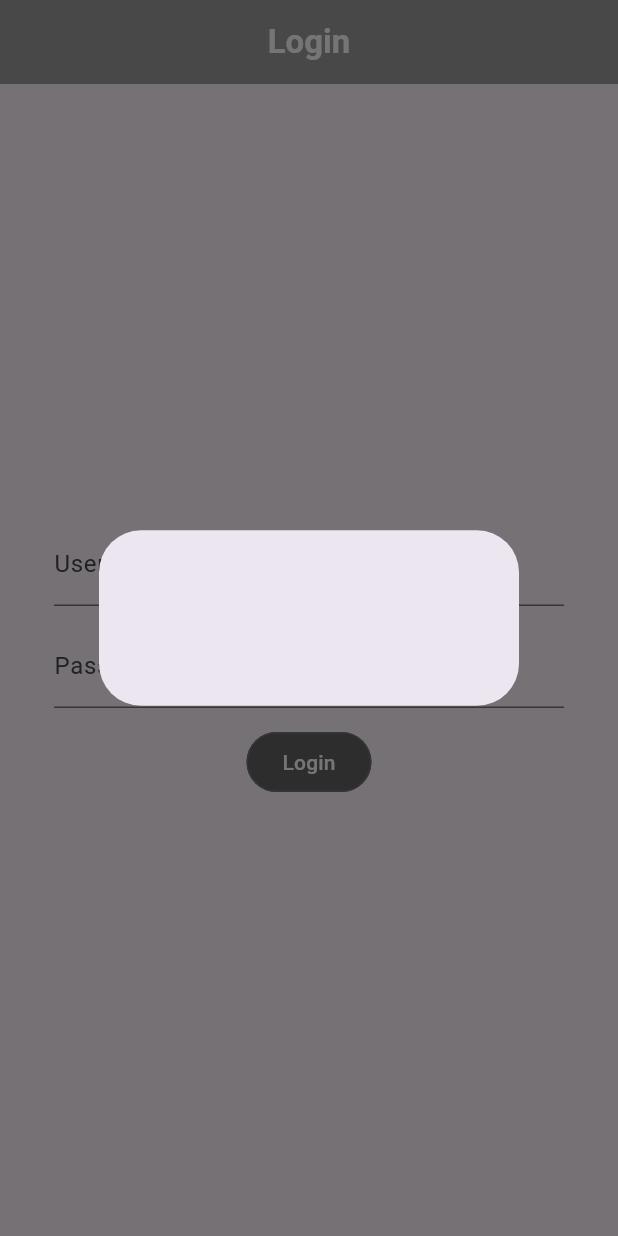
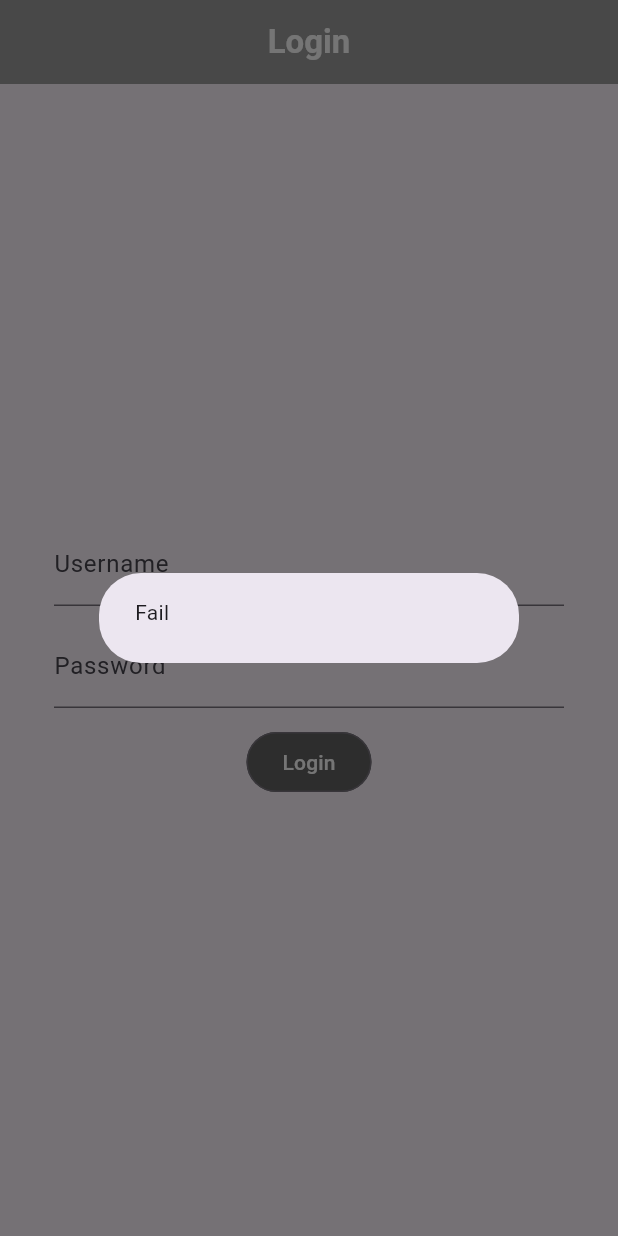
Before and after one commit to NHT99/flutter_project, a Flutter app: the screen it shows after launch, after a tap on "Login", on a phone screen of 412 x 824 dp. Run offline on Flutter 3.47's test engine with Material 3 defaults, Android fonts, the phone set to English and light mode, and no system bars; our stand-ins replace equatable, flutter_bloc.

Commit message:
update login

```diff
--- a/lib/bloc/login_bloc.dart
+++ b/lib/bloc/login_bloc.dart
@@ -2,23 +2,33 @@ import 'package:equatable/equatable.dart';
 import 'package:flutter_bloc/flutter_bloc.dart';
 
 part 'login_event.dart';
+
 part 'login_state.dart';
 
 class LoginBloc extends Bloc<LoginEvent, LoginState> {
   LoginBloc()
       : super(const LoginState(password: "", username: "", status: "")) {
-    on<LoginSubmitedEvent>(_onSubmited);
+    on<LoginSubmitedEvent>(_onSubmitted);
+    on<ResetResultValueEvent>(_onResetResultValue);
   }
-  final usernames = ["admin", "user"];
-  final pw = "123456";
 
-  void _onSubmited(LoginSubmitedEvent event, Emitter<LoginState> emit) {
+  final _usernames = ["admin", "user"];
+  final _pw = "123456";
+
+  void _onSubmitted(LoginSubmitedEvent event, Emitter<LoginState> emit) {
     final String username = event.username;
     final String password = event.password;
-    if (usernames.contains(username) && password == pw) {
+    if (_usernames.contains(username) && password == _pw) {
+      print('1');
       emit(state.copyWith(status: "Success"));
     } else {
+      print('2');
       emit(state.copyWith(status: "Fail"));
     }
   }
+
+  void _onResetResultValue(
+      ResetResultValueEvent event, Emitter<LoginState> emit) {
+    emit(state.copyWith(status: ""));
+  }
 }
--- a/lib/bloc/login_event.dart
+++ b/lib/bloc/login_event.dart
@@ -30,3 +30,7 @@ class LoginSubmitedEvent extends LoginEvent {
   final String username;
   final String password;
 }
+
+class ResetResultValueEvent extends LoginEvent {
+   const ResetResultValueEvent();
+}
--- a/lib/login_form/login_form.dart
+++ b/lib/login_form/login_form.dart
@@ -15,19 +15,34 @@ class _LoginFormState extends State<LoginForm> {
   final TextEditingController _usernameController = TextEditingController();
   final TextEditingController _passwordController = TextEditingController();
 
-  Future<void> showAlertDialog(BuildContext context, String title, String content) {
-   return showDialog(
+  Future<void> showAlertDialog(
+      BuildContext context, String title, String content) {
+    return showDialog<void>(
       context: context,
       builder: (BuildContext context) {
-          return AlertDialog(title: Text(title), content: Text(content));
-        });
+        return AlertDialog(
+          content: Text(
+            title,
+          ),
+        );
+      },
+    );
   }
 
   @override
   Widget build(BuildContext context) {
     return BlocBuilder<LoginBloc, LoginState>(
       builder: (context, state) {
-
+        WidgetsBinding.instance.addPostFrameCallback((_) {
+          if (state.status.isNotEmpty) {
+            if (state.status == "Success") {
+              showAlertDialog(context, "Success", "Success");
+            } else {
+              showAlertDialog(context, "Fail", "Login fail");
+            }
+            context.read<LoginBloc>().add(const ResetResultValueEvent());
+          }
+        });
         return Padding(
           padding: const EdgeInsets.symmetric(vertical: 16, horizontal: 8),
           child: Column(
@@ -48,14 +63,12 @@ class _LoginFormState extends State<LoginForm> {
                   padding:
                       const EdgeInsets.symmetric(vertical: 6, horizontal: 8),
                   child: StyledButton(
-                      onPressed: () async => {
+                      onPressed: () async {
                         context.read<LoginBloc>().add(
                               LoginSubmitedEvent(
                                   username: _usernameController.text,
                                   password: _passwordController.text),
-                               ),
-                               await  showAlertDialog(
-                                    context, state.status, state.status)
+                            );
                       },
                       child: const Text("Login"))),
             ],
```
Lines whose indentation alone changed are shown as unchanged.
